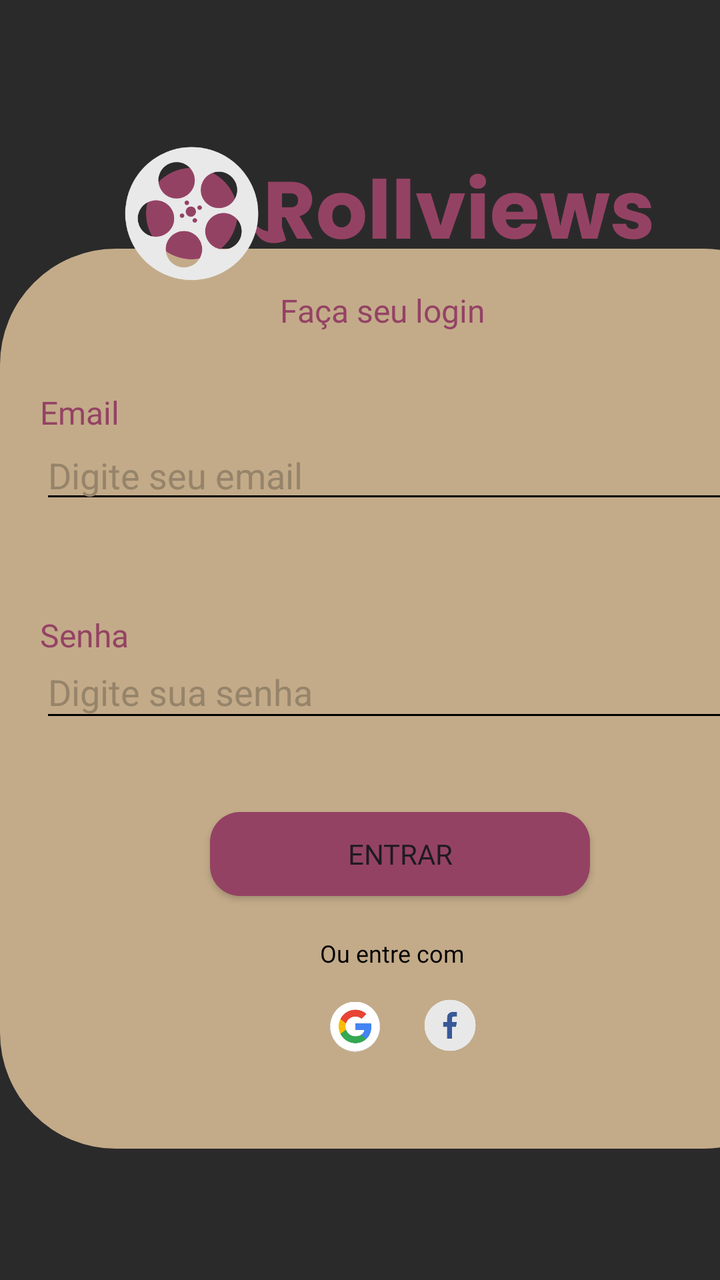
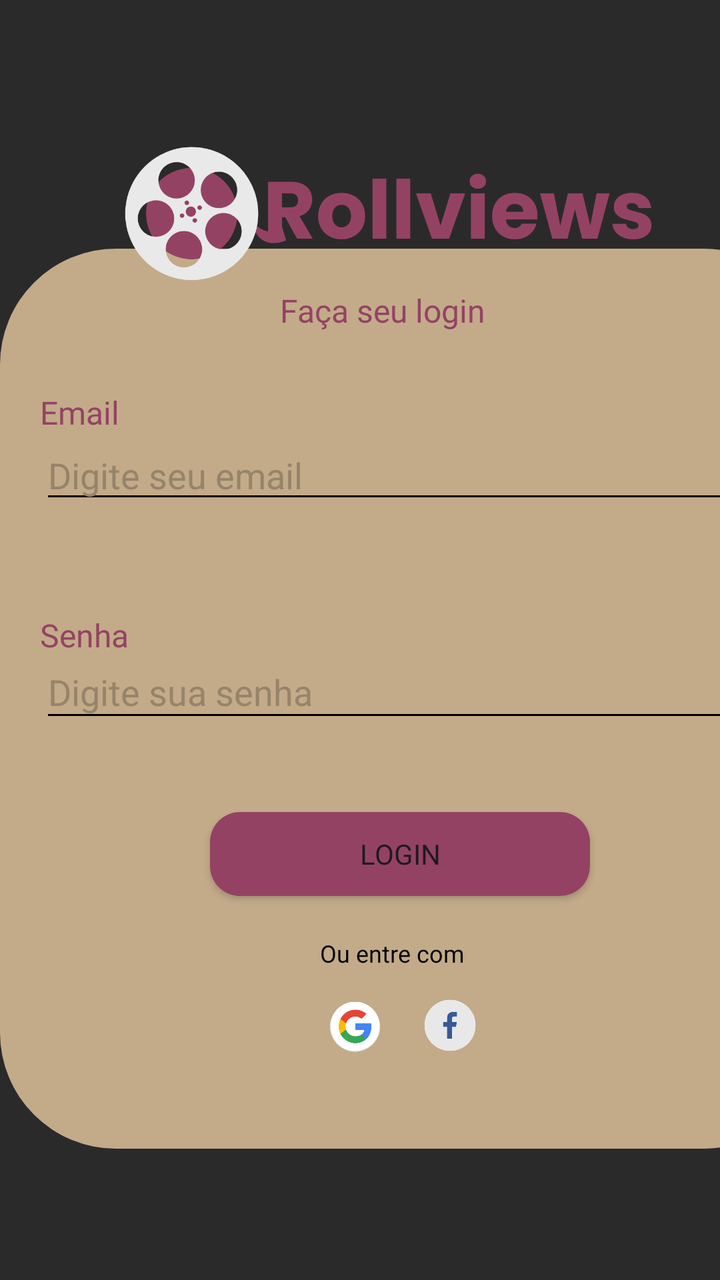

Compare the two renders of this Android layout. The source of the first and the diff that turns it into the second are given below.
<!-- AndroidManifest.xml: application theme Theme.RollView -->
<!-- res/layout/login.xml -->
<?xml version="1.0" encoding="utf-8"?>
<androidx.constraintlayout.widget.ConstraintLayout
    xmlns:android="http://schemas.android.com/apk/res/android"
    xmlns:app="http://schemas.android.com/apk/res-auto"
    xmlns:tools="http://schemas.android.com/tools"
    android:layout_width="match_parent"
    android:layout_height="match_parent"
    android:background="#2b2a2a">

    <LinearLayout
        android:id="@+id/linearLayout"
        android:layout_width="410dp"
        android:layout_height="450dp"

        android:background="@drawable/bg_card2"
        android:orientation="vertical"
        android:padding="20dp"
        app:layout_constraintBottom_toBottomOf="parent"
        app:layout_constraintEnd_toEndOf="parent"
        app:layout_constraintHorizontal_bias="0.0"
        app:layout_constraintStart_toStartOf="parent"
        app:layout_constraintTop_toTopOf="parent"
        app:layout_constraintVertical_bias="0.655" >

        <TextView
            android:id="@+id/login"
            android:layout_width="wrap_content"
            android:layout_height="31dp"
            android:layout_marginStart="120dp"
            android:fontFamily="@font/poppins_light"
            android:text="Faça seu login"
            android:textColor="#944264"
            android:textSize="16sp" />

        <TextView
            android:id="@+id/email"
            android:layout_width="wrap_content"
            android:layout_height="20dp"
            android:fontFamily="@font/poppins_light"
            android:layout_marginTop="20dp"
            android:text="Email"
            android:textColor="#944264"
            android:textSize="16sp" />

        <EditText
            android:id="@+id/inputEmail"
            android:layout_width="match_parent"
            android:layout_height="wrap_content"
            android:backgroundTint="#000000"
            android:hint="Digite seu email"
            android:textColor="#000000"
            android:textColorHint="#96846a"
            android:inputType="textEmailAddress" />

        <TextView
            android:id="@+id/senha"
            android:layout_width="wrap_content"
            android:layout_height="31dp"
            android:fontFamily="@font/poppins_light"
            android:text="Senha"
            android:layout_marginTop="50dp"
            android:textColor="#944264"
            android:textSize="16sp" />

        <EditText
            android:id="@+id/inputsenha"
            android:layout_width="match_parent"
            android:layout_height="wrap_content"
            android:backgroundTint="#000000"
            android:hint="Digite sua senha"
            android:textColor="#000000"
            android:textColorHint="#96846a"
            android:layout_marginTop="-20dp"
            android:inputType="textPassword"
            android:singleLine="true"
            android:minHeight="48dp"
            android:paddingBottom="2dp"
            />

        <Button
            android:id="@+id/bottonlogin"
            android:layout_width="190dp"
            android:layout_height="42dp"
            android:layout_marginBottom="150dp"
            android:background="@drawable/login_button"
            android:backgroundTint="@null"
            android:fontFamily="@font/poppins_light"
            android:text="@string/Entrar"
            app:backgroundTint="@null"
            app:layout_constraintBottom_toBottomOf="@+id/linearLayout"
            app:layout_constraintEnd_toEndOf="@+id/linearLayout"
            app:layout_constraintStart_toStartOf="parent"
            app:layout_constraintTop_toTopOf="@+id/linearLayout"
            android:layout_marginStart="85dp"
            android:layout_marginTop="40dp"/>

        <TextView
            android:id="@+id/entrar"
            android:layout_width="wrap_content"
            android:layout_height="20dp"
            android:layout_marginStart="140dp"
            android:layout_marginTop="-130dp"
            android:fontFamily="@font/poppins_light"
            android:text="Ou entre com"
            android:textColor="#000000"
            android:textSize="12sp" />

        <ImageView
            android:layout_width="25dp"
            android:layout_height="30dp"
            android:layout_marginEnd="20dp"
            android:src="@drawable/google"
            android:layout_marginTop="10dp"
            android:layout_marginStart="145dp"/>

        <ImageView
            android:layout_width="30dp"
            android:layout_height="40dp"
            android:src="@drawable/facebook"
            android:layout_marginTop="-36dp"
            android:layout_marginStart="190dp"/>

    </LinearLayout>

    <ImageView
        android:id="@+id/imagemLogo"
        android:layout_width="380dp"
        android:layout_height="370dp"
        android:layout_marginTop="-80dp"
        android:contentDescription="@string/logo"
        android:src="@drawable/logo"
        app:layout_constraintEnd_toEndOf="parent"
        app:layout_constraintHorizontal_bias="0.0"
        app:layout_constraintStart_toStartOf="parent"
        app:layout_constraintTop_toTopOf="parent" />

</androidx.constraintlayout.widget.ConstraintLayout>
<!-- resources referenced by this layout -->
<resources>
  <!-- drawable bg_card2 (drawable) -->
  <?xml version="1.0" encoding="utf-8"?>
  <shape xmlns:android="http://schemas.android.com/apk/res/android">
  
      <solid android:color="#c3ab89"/>
  
      <corners android:radius="58dp"/>
  
  </shape>
  <!-- drawable facebook: webp bitmap (drawable, 4328 bytes) -->
  <!-- drawable google: webp bitmap (drawable, 5090 bytes) -->
  <!-- drawable login_button (drawable) -->
  <?xml version="1.0" encoding="utf-8"?>
  <shape xmlns:android="http://schemas.android.com/apk/res/android">
      
      <solid android:color="@color/rosa"/>
      
      <corners android:radius="15dp"/>
  
  </shape>
  <!-- drawable logo: png bitmap (drawable, 48544 bytes) -->
  <string name="Entrar">Entrar</string>
  <string name="logo">Logo</string>
  <style name="Theme.RollView" parent="Base.Theme.RollView" />
  <color name="rosa">#944264</color>
  <style name="Base.Theme.RollView" parent="Theme.Material3.DayNight.NoActionBar">
          
          
      </style>
</resources>

<!-- the commit's change to res/layout/login.xml (unified diff, before → after) -->
@@ -85,7 +85,7 @@
             android:background="@drawable/login_button"
             android:backgroundTint="@null"
             android:fontFamily="@font/poppins_light"
-            android:text="@string/Entrar"
+            android:text="@string/login"
             app:backgroundTint="@null"
             app:layout_constraintBottom_toBottomOf="@+id/linearLayout"
             app:layout_constraintEnd_toEndOf="@+id/linearLayout"
@@ -95,7 +95,7 @@
             android:layout_marginTop="40dp"/>
 
         <TextView
-            android:id="@+id/entrar"
+            android:id="@+id/login"
             android:layout_width="wrap_content"
             android:layout_height="20dp"
             android:layout_marginStart="140dp"
<!-- resource entries referenced after the edit -->
@@ -21,7 +21,7 @@
   
   </shape>
   <!-- drawable logo: png bitmap (drawable, 48544 bytes) -->
-  <string name="Entrar">Entrar</string>
+  <string name="login">Login</string>
   <string name="logo">Logo</string>
   <style name="Theme.RollView" parent="Base.Theme.RollView" />
   <color name="rosa">#944264</color>
